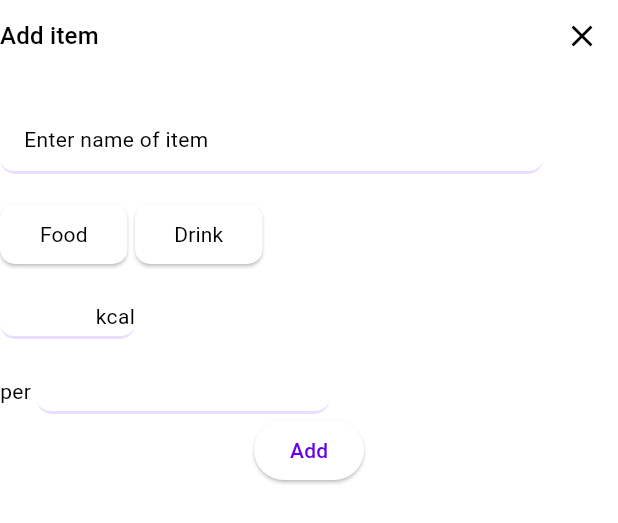
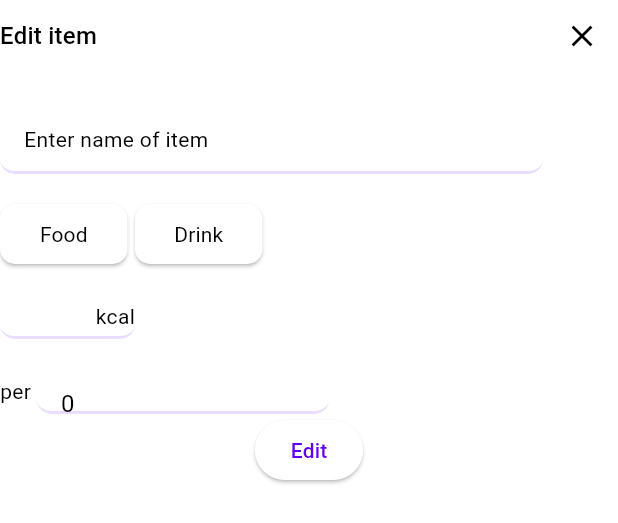
Before and after one commit to smstone0/Caloric, a Flutter app: the InputCard widget shown alone on an empty page, opened directly with empty values, on a phone screen of 412 x 824 dp. Shown: the top 523 px of the screen. Run offline on Flutter 3.47's test engine with Material 3 defaults, Android fonts, the phone set to English and light mode, and no system bars; our stand-ins replace sqflite; accounts and stored records are empty.

Commit message:
Adapt nutrition input page for editing existing entries - Allow multiple entries in database via  id

```diff
--- a/lib/pages/nutrition_input.dart
+++ b/lib/pages/nutrition_input.dart
@@ -5,9 +5,12 @@ import 'package:caloric/widgets/grey_card.dart';
 import 'package:flutter/material.dart';
 
 class AddNutritionPage extends StatelessWidget {
-  const AddNutritionPage({super.key, required this.settings});
+  const AddNutritionPage(
+      {super.key, required this.settings, this.nutrition, required this.id});
 
   final Settings settings;
+  final nutrition;
+  final int id;
 
   @override
   Widget build(BuildContext context) {
@@ -16,7 +19,7 @@ class AddNutritionPage extends StatelessWidget {
       children: [
         const SizedBox(height: 20),
         GreyCard(
-          child: InputCard(settings: settings),
+          child: InputCard(settings: settings, nutrition: nutrition, id: id),
         ),
       ],
     ));
@@ -24,15 +27,36 @@ class AddNutritionPage extends StatelessWidget {
 }
 
 class InputCard extends StatefulWidget {
-  const InputCard({super.key, required this.settings});
+  const InputCard(
+      {super.key,
+      required this.settings,
+      required this.nutrition,
+      required this.id});
 
   final Settings settings;
+  final nutrition;
+  final int id;
 
   @override
   State<InputCard> createState() => _InputCardState();
 }
 
 class _InputCardState extends State<InputCard> {
+  @override
+  void initState() {
+    super.initState();
+    if (!(widget.nutrition == null)) {
+      if (widget.nutrition.type == NutType.food) {
+        foodClick = true;
+        unit = 'g';
+      }
+      if (widget.nutrition.type == NutType.drink) {
+        drinkClick = true;
+        unit = 'ml';
+      }
+    }
+  }
+
   bool foodClick = false;
   bool drinkClick = false;
   late NutType type;
@@ -52,7 +76,8 @@ class _InputCardState extends State<InputCard> {
           Row(
             mainAxisAlignment: MainAxisAlignment.spaceBetween,
             children: [
-              Text("Add item", style: theme.textTheme.titleMedium),
+              Text(widget.nutrition == null ? "Add item" : "Edit item",
+                  style: theme.textTheme.titleMedium),
               IconButton(
                 onPressed: () {
                   Navigator.pop(context);
@@ -64,6 +89,7 @@ class _InputCardState extends State<InputCard> {
           Padding(
             padding: const EdgeInsets.only(top: 20, bottom: 20, right: 50),
             child: TextFormField(
+              initialValue: widget.nutrition?.item,
               cursorColor: Colors.black,
               decoration: InputDecoration(
                 filled: true,
@@ -140,6 +166,7 @@ class _InputCardState extends State<InputCard> {
                   width: 90,
                   height: 30,
                   child: TextFormField(
+                    initialValue: widget.nutrition?.energy.toString(),
                     cursorColor: Colors.black,
                     decoration: InputDecoration(
                       filled: true,
@@ -185,6 +212,7 @@ class _InputCardState extends State<InputCard> {
                 width: 195,
                 height: 30,
                 child: TextFormField(
+                  initialValue: widget.nutrition?.quantity.toString(),
                   cursorColor: Colors.black,
                   decoration: InputDecoration(
                     filled: true,
@@ -218,13 +246,13 @@ class _InputCardState extends State<InputCard> {
             ],
           ),
           ElevatedButton(
+              //TODO: Update main nutrition page
               onPressed: () {
                 if (_formKey.currentState!.validate() && foodClick ||
                     drinkClick) {
                   DateTime time = DateTime.now();
                   NutritionDatabase().insertNutrition(Nutrition(
-                      //TODO: id = last + 1
-                      id: 0,
+                      id: widget.id,
                       item: itemName,
                       energy: energy,
                       type: type,
@@ -233,7 +261,9 @@ class _InputCardState extends State<InputCard> {
                       creationDate: '${time.day}/${time.month}/${time.year}'));
                 }
               },
-              child: const Text("Add"))
+              child: widget.nutrition == null
+                  ? const Text("Add")
+                  : const Text("Edit"))
         ],
       ),
     );
```
Also changed, not shown: lib/pages/nutrition.dart (+17 -4 lines).
